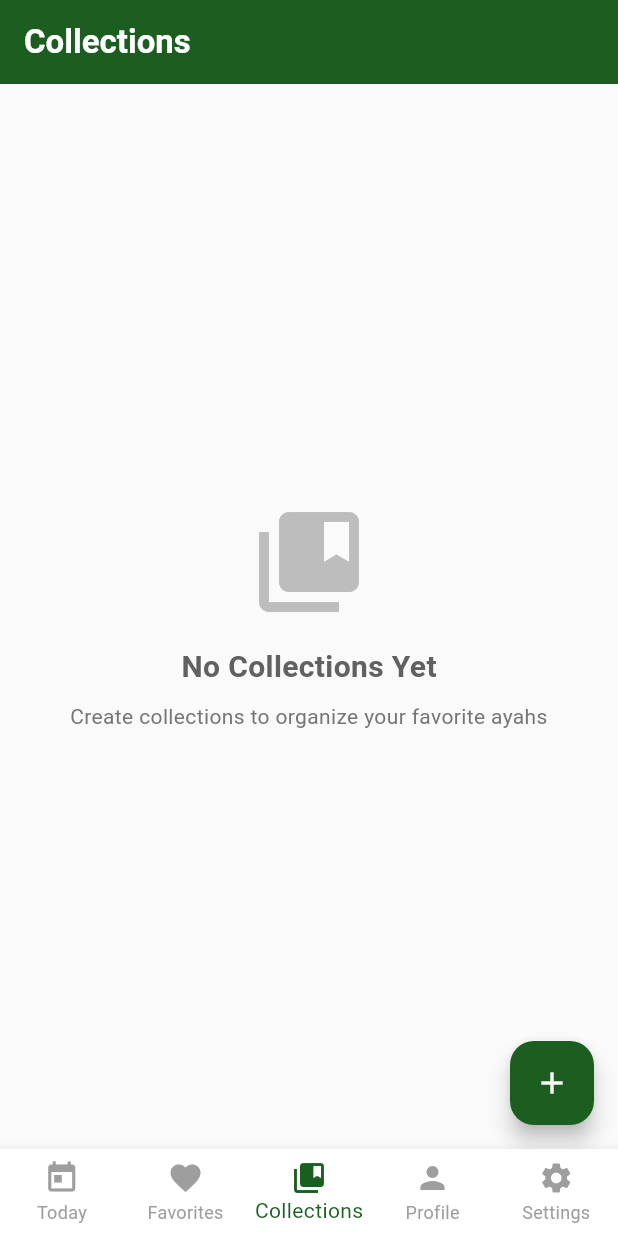
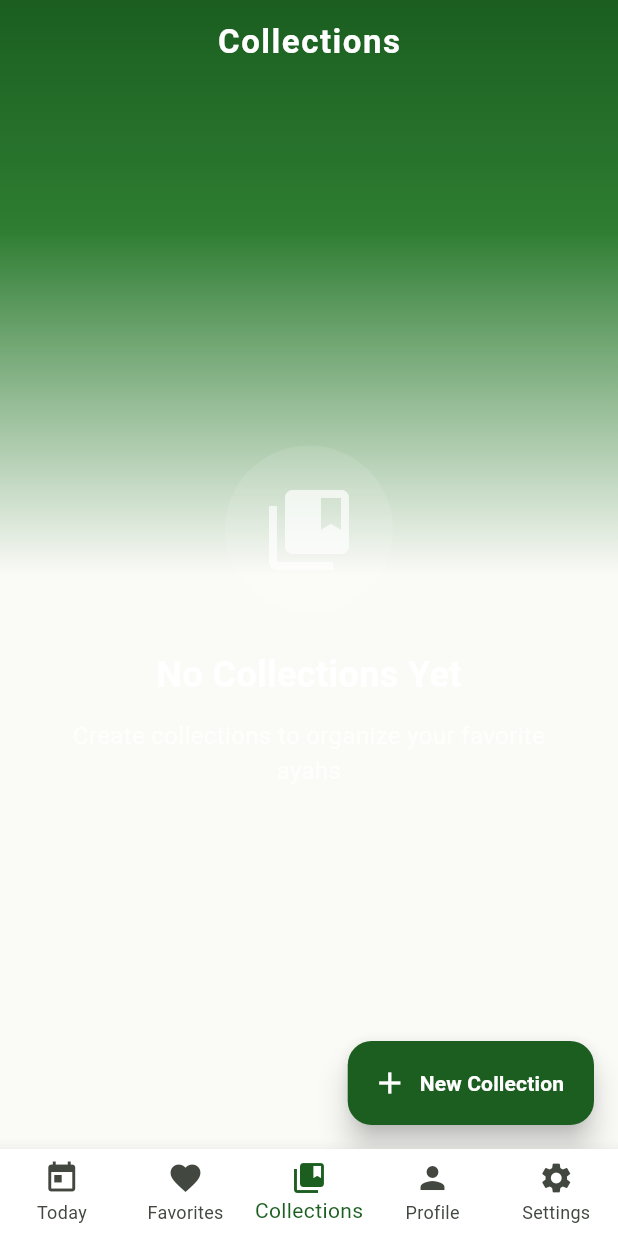
Before and after one commit to seudsahm/Daily-Ayah-Flutter, a Flutter app: the screen it shows after launch, swiped to page 3, on a phone screen of 412 x 824 dp. Run offline on Flutter 3.47's test engine with Material 3 defaults, Android fonts, the phone set to English and light mode, and no system bars; our stand-ins replace app_links, file_picker, flutter_local_notifications, hive, hive_flutter, pdf and 3 more; missing offline and left inert: home_widget; accounts and stored records are empty; statements that could not run were skipped.

```diff
--- a/lib/screens/collections_screen.dart
+++ b/lib/screens/collections_screen.dart
@@ -66,26 +66,52 @@ class _CollectionsScreenState extends State<CollectionsScreen> {
 
   @override
   Widget build(BuildContext context) {
+    final theme = Theme.of(context);
+    final colorScheme = theme.colorScheme;
+
     return Scaffold(
-      backgroundColor: Colors.grey.shade50,
+      extendBodyBehindAppBar: true,
       appBar: AppBar(
         title: const Text(
           'Collections',
-          style: TextStyle(fontWeight: FontWeight.w600),
+          style: TextStyle(fontWeight: FontWeight.bold, letterSpacing: 1.0),
         ),
-        backgroundColor: const Color(0xFF1B5E20),
+        centerTitle: true,
+        backgroundColor: Colors.transparent,
         foregroundColor: Colors.white,
         elevation: 0,
       ),
-      body: _isLoading
-          ? const Center(child: CircularProgressIndicator())
+      body: Stack(
+        children: [
+          // Background Gradient
+          Container(
+            decoration: BoxDecoration(
+              gradient: LinearGradient(
+                begin: Alignment.topCenter,
+                end: Alignment.bottomCenter,
+                colors: [
+                  colorScheme.primary,
+                  colorScheme.secondary,
+                  theme.scaffoldBackgroundColor,
+                ],
+                stops: const [0.0, 0.2, 0.5],
+              ),
+            ),
+          ),
+
+          SafeArea(
+            child: _isLoading
+                ? const Center(
+                    child: CircularProgressIndicator(color: Colors.white),
+                  )
                 : ValueListenableBuilder<Box<Collection>>(
                     valueListenable: _collectionsService.listenable,
                     builder: (context, box, _) {
-                final collections = _collectionsService.getAllCollections();
+                      final collections = _collectionsService
+                          .getAllCollections();
 
                       if (collections.isEmpty) {
-                  return _buildEmptyState();
+                        return _buildEmptyState(theme);
                       }
 
                       return ListView.builder(
@@ -99,8 +125,9 @@ class _CollectionsScreenState extends State<CollectionsScreen> {
                               Navigator.push(
                                 context,
                                 MaterialPageRoute(
-                            builder: (context) =>
-                                CollectionDetailScreen(collection: collection),
+                                  builder: (context) => CollectionDetailScreen(
+                                    collection: collection,
+                                  ),
                                 ),
                               );
                             },
@@ -114,11 +141,13 @@ class _CollectionsScreenState extends State<CollectionsScreen> {
                                   ),
                                   actions: [
                                     TextButton(
-                                onPressed: () => Navigator.pop(context, false),
+                                      onPressed: () =>
+                                          Navigator.pop(context, false),
                                       child: const Text('Cancel'),
                                     ),
                                     TextButton(
-                                onPressed: () => Navigator.pop(context, true),
+                                      onPressed: () =>
+                                          Navigator.pop(context, true),
                                       child: const Text(
                                         'Delete',
                                         style: TextStyle(color: Colors.red),
@@ -139,40 +168,59 @@ class _CollectionsScreenState extends State<CollectionsScreen> {
                       );
                     },
                   ),
-      floatingActionButton: FloatingActionButton(
+          ),
+        ],
+      ),
+      floatingActionButton: FloatingActionButton.extended(
         onPressed: _showCreateDialog,
-        backgroundColor: const Color(0xFF1B5E20),
-        child: const Icon(Icons.add),
+        backgroundColor: colorScheme.primary,
+        foregroundColor: Colors.white,
+        icon: const Icon(Icons.add),
+        label: const Text(
+          'New Collection',
+          style: TextStyle(fontWeight: FontWeight.bold),
+        ),
+        elevation: 8,
       ),
     );
   }
 
-  Widget _buildEmptyState() {
+  Widget _buildEmptyState(ThemeData theme) {
     return Center(
       child: Padding(
         padding: const EdgeInsets.all(32.0),
         child: Column(
           mainAxisAlignment: MainAxisAlignment.center,
           children: [
-            Icon(
+            Container(
+              padding: const EdgeInsets.all(24),
+              decoration: BoxDecoration(
+                color: Colors.white.withOpacity(0.1),
+                shape: BoxShape.circle,
+              ),
+              child: const Icon(
                 Icons.collections_bookmark,
-              size: 80,
-              color: Colors.grey.shade400,
+                size: 64,
+                color: Colors.white70,
               ),
-            const SizedBox(height: 16),
-            Text(
+            ),
+            const SizedBox(height: 24),
+            const Text(
               'No Collections Yet',
               style: TextStyle(
-                fontSize: 20,
-                fontWeight: FontWeight.w600,
-                color: Colors.grey.shade700,
+                fontSize: 24,
+                fontWeight: FontWeight.bold,
+                color: Colors.white,
               ),
             ),
-            const SizedBox(height: 8),
+            const SizedBox(height: 12),
             Text(
               'Create collections to organize your favorite ayahs',
               textAlign: TextAlign.center,
-              style: TextStyle(fontSize: 14, color: Colors.grey.shade600),
+              style: TextStyle(
+                fontSize: 16,
+                color: Colors.white.withOpacity(0.8),
+              ),
             ),
           ],
         ),
@@ -194,23 +242,57 @@ class _CollectionCard extends StatelessWidget {
 
   @override
   Widget build(BuildContext context) {
+    final theme = Theme.of(context);
+    final colorScheme = theme.colorScheme;
+
     return Card(
-      elevation: 2,
-      margin: const EdgeInsets.only(bottom: 12),
-      shape: RoundedRectangleBorder(borderRadius: BorderRadius.circular(12)),
-      child: ListTile(
+      elevation: 4,
+      margin: const EdgeInsets.only(bottom: 16),
+      shape: RoundedRectangleBorder(borderRadius: BorderRadius.circular(20)),
+      child: InkWell(
         onTap: onTap,
-        leading: const Icon(Icons.folder, color: Color(0xFF1B5E20), size: 32),
-        title: Text(
+        borderRadius: BorderRadius.circular(20),
+        child: Padding(
+          padding: const EdgeInsets.all(20),
+          child: Row(
+            children: [
+              Container(
+                padding: const EdgeInsets.all(16),
+                decoration: BoxDecoration(
+                  gradient: LinearGradient(
+                    colors: [colorScheme.primary, colorScheme.secondary],
+                    begin: Alignment.topLeft,
+                    end: Alignment.bottomRight,
+                  ),
+                  borderRadius: BorderRadius.circular(16),
+                ),
+                child: const Icon(Icons.folder, color: Colors.white, size: 28),
+              ),
+              const SizedBox(width: 16),
+              Expanded(
+                child: Column(
+                  crossAxisAlignment: CrossAxisAlignment.start,
+                  children: [
+                    Text(
                       collection.name,
-          style: const TextStyle(fontWeight: FontWeight.w600),
+                      style: theme.textTheme.titleLarge?.copyWith(fontSize: 18),
                     ),
-        subtitle: Text(
+                    const SizedBox(height: 4),
+                    Text(
                       '${collection.ayahKeys.length} ayah${collection.ayahKeys.length == 1 ? '' : 's'}',
+                      style: theme.textTheme.bodyMedium?.copyWith(fontSize: 14),
                     ),
-        trailing: IconButton(
-          icon: const Icon(Icons.delete_outline, color: Colors.red),
+                  ],
+                ),
+              ),
+              IconButton(
+                icon: const Icon(Icons.delete_outline),
+                color: Colors.red.shade400,
                 onPressed: onDelete,
+                tooltip: 'Delete',
+              ),
+            ],
+          ),
         ),
       ),
     );
--- a/lib/screens/main_navigation.dart
+++ b/lib/screens/main_navigation.dart
@@ -96,8 +96,12 @@ class _MainNavigationState extends State<MainNavigation> {
       bottomNavigationBar: BottomNavigationBar(
         currentIndex: _selectedIndex,
         onTap: _onItemTapped,
-        selectedItemColor: const Color(0xFF1B5E20),
-        unselectedItemColor: Colors.grey,
+        selectedItemColor: Theme.of(
+          context,
+        ).bottomNavigationBarTheme.selectedItemColor,
+        unselectedItemColor: Theme.of(
+          context,
+        ).bottomNavigationBarTheme.unselectedItemColor,
         type: BottomNavigationBarType.fixed,
         items: const [
           BottomNavigationBarItem(icon: Icon(Icons.today), label: 'Today'),
--- a/lib/theme/app_theme.dart
+++ b/lib/theme/app_theme.dart
@@ -2,16 +2,18 @@ import 'package:flutter/material.dart';
 
 class AppTheme {
   // Light theme colors
-  static const Color _lightPrimary = Color(0xFF1B5E20);
-  static const Color _lightSecondary = Color(0xFF388E3C);
-  static const Color _lightBackground = Color(0xFFF5F5F5);
+  static const Color _lightPrimary = Color(0xFF1B5E20); // Deep Islamic Green
+  static const Color _lightSecondary = Color(0xFF2E7D32); // Rich Green
+  static const Color _lightTertiary = Color(0xFFD4AF37); // Metallic Gold
+  static const Color _lightBackground = Color(0xFFFAFAF7); // Warm Pearl White
   static const Color _lightSurface = Colors.white;
-  static const Color _lightTextPrimary = Color(0xFF212121);
-  static const Color _lightTextSecondary = Color(0xFF757575);
+  static const Color _lightTextPrimary = Color(0xFF1A1C19);
+  static const Color _lightTextSecondary = Color(0xFF424740);
 
   // Dark theme colors
-  static const Color _darkPrimary = Color(0xFF66BB6A);
-  static const Color _darkSecondary = Color(0xFF81C784);
+  static const Color _darkPrimary = Color(0xFF81C784);
+  static const Color _darkSecondary = Color(0xFF4CAF50);
+  static const Color _darkTertiary = Color(0xFFFFD700); // Bright Gold
   static const Color _darkBackground = Color(0xFF121212);
   static const Color _darkSurface = Color(0xFF1E1E1E);
   static const Color _darkTextPrimary = Color(0xFFE0E0E0);
@@ -25,10 +27,12 @@ class AppTheme {
     colorScheme: ColorScheme.light(
       primary: _lightPrimary,
       secondary: _lightSecondary,
+      tertiary: _lightTertiary,
       background: _lightBackground,
       surface: _lightSurface,
       onPrimary: Colors.white,
       onSecondary: Colors.white,
+      onTertiary: Colors.white,
       onBackground: _lightTextPrimary,
       onSurface: _lightTextPrimary,
     ),
@@ -39,22 +43,31 @@ class AppTheme {
     ),
     cardTheme: CardThemeData(
       color: _lightSurface,
-      elevation: 2,
-      shape: RoundedRectangleBorder(borderRadius: BorderRadius.circular(12)),
+      elevation: 8,
+      shadowColor: Colors.black.withOpacity(0.05),
+      shape: RoundedRectangleBorder(borderRadius: BorderRadius.circular(20)),
     ),
     textTheme: const TextTheme(
       bodyLarge: TextStyle(color: _lightTextPrimary),
       bodyMedium: TextStyle(color: _lightTextSecondary),
       titleLarge: TextStyle(
         color: _lightTextPrimary,
-        fontWeight: FontWeight.w600,
+        fontWeight: FontWeight.bold,
+        letterSpacing: -0.5,
+      ),
+      headlineMedium: TextStyle(
+        color: _lightPrimary,
+        fontWeight: FontWeight.bold,
+        fontFamily: 'Amiri',
       ),
     ),
     iconTheme: const IconThemeData(color: _lightTextPrimary),
     bottomNavigationBarTheme: BottomNavigationBarThemeData(
       selectedItemColor: _lightPrimary,
-      unselectedItemColor: Colors.grey,
+      unselectedItemColor: _lightTextSecondary,
       backgroundColor: _lightSurface,
+      elevation: 10,
+      type: BottomNavigationBarType.fixed,
     ),
   );
 
@@ -66,10 +79,12 @@ class AppTheme {
     colorScheme: ColorScheme.dark(
       primary: _darkPrimary,
       secondary: _darkSecondary,
+      tertiary: _darkTertiary,
       background: _darkBackground,
       surface: _darkSurface,
       onPrimary: Colors.black,
       onSecondary: Colors.black,
+      onTertiary: Colors.black,
       onBackground: _darkTextPrimary,
       onSurface: _darkTextPrimary,
     ),
@@ -81,14 +96,19 @@ class AppTheme {
     cardTheme: CardThemeData(
       color: _darkSurface,
       elevation: 4,
-      shape: RoundedRectangleBorder(borderRadius: BorderRadius.circular(12)),
+      shape: RoundedRectangleBorder(borderRadius: BorderRadius.circular(20)),
     ),
     textTheme: const TextTheme(
       bodyLarge: TextStyle(color: _darkTextPrimary),
       bodyMedium: TextStyle(color: _darkTextSecondary),
       titleLarge: TextStyle(
         color: _darkTextPrimary,
-        fontWeight: FontWeight.w600,
+        fontWeight: FontWeight.bold,
+      ),
+      headlineMedium: TextStyle(
+        color: _darkPrimary,
+        fontWeight: FontWeight.bold,
+        fontFamily: 'Amiri',
       ),
     ),
     iconTheme: const IconThemeData(color: _darkTextPrimary),
```
Also changed, not shown: lib/screens/favorites_screen.dart (+111 -60 lines), lib/screens/profile_screen.dart (+4 -3 lines), lib/widgets/islamic_pattern_painter.dart (added, +66 -0 lines), lib/widgets/ornamental_divider.dart (added, +68 -0 lines), lib/widgets/shimmer_loading.dart (added, +71 -0 lines). Lines whose indentation alone changed are shown as unchanged.
